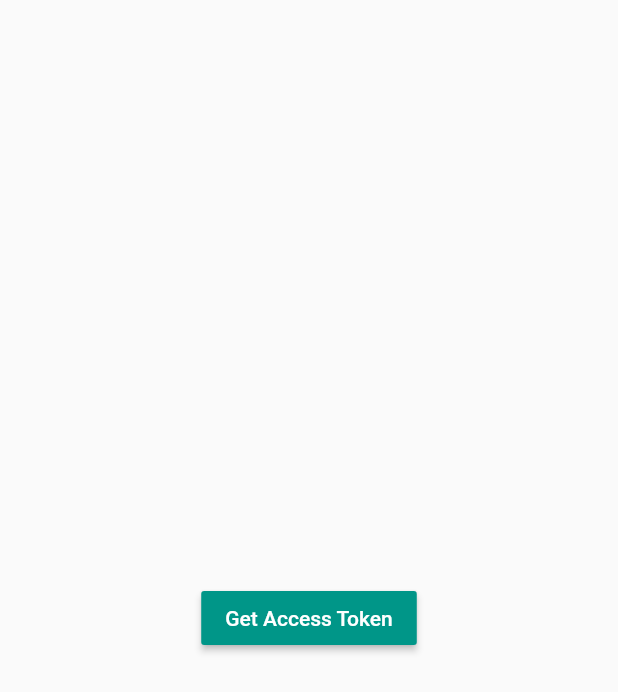
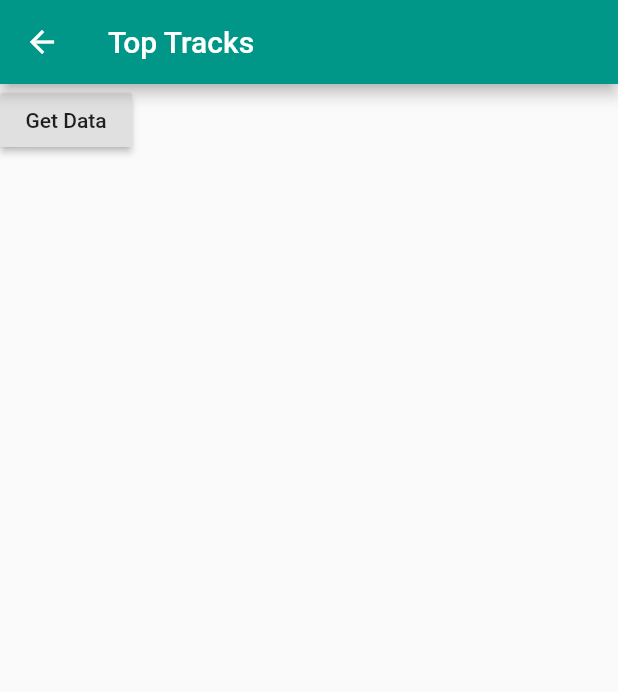
Before and after one commit to shrutigandhi-06/spotify_authorization, a Flutter app: the Screen2 screen opened by its route, after a tap on "Get Access Token", on a phone screen of 412 x 824 dp. Shown: the top 692 px of the screen. Run offline on Flutter 3.47's test engine with Material 2 defaults, Android fonts, the phone set to English and light mode, and no system bars; missing offline and left inert: flutter_webview_plugin.

Commit message:
spotify data retrieved

```diff
--- a/lib/accessToken.dart
+++ b/lib/accessToken.dart
@@ -1,7 +1,9 @@
 import 'dart:convert';
 import 'package:http/http.dart' as http;
+import 'top_tracks.dart';
 import 'main.dart';
 
+var access_token;
 void getAccessToken() async {
   print('Code in access token:' + code);
 
@@ -25,5 +27,8 @@ void getAccessToken() async {
   if (res.statusCode != 200)
     throw Exception('http.post error: statusCode= ${res.statusCode}');
 
+  access_token = json.decode(res.body);
+
   print(res.body);
+  print(access_token['access_token']);
 }
--- a/lib/main.dart
+++ b/lib/main.dart
@@ -2,7 +2,9 @@ import 'dart:async';
 import 'package:flutter/material.dart';
 import 'package:flutter_webview_plugin/flutter_webview_plugin.dart';
 import 'package:http/http.dart' as http;
+import 'package:webview_url/top_tracks.dart';
 import 'screen2.dart';
+import 'top_tracks.dart';
 
 String code;
 void main() {
@@ -19,6 +21,7 @@ class MyApp extends StatelessWidget {
       routes: {
         //'/': (context) => MyHomePage(),
         '/screen2': (context) => Screen2(),
+        '/screen3': (context) => TopTracks(),
       },
     );
   }
@@ -70,7 +73,7 @@ class _MyHomePageState extends State<MyHomePage> {
     return WebviewScaffold(
       key: scaffoldKey,
       url:
-          'https://accounts.spotify.com/authorize?client_id=5a9756f5bf2d45398a737632c8aa867b&response_type=code&redirect_uri=https://musically-mine.000webhostapp.com/index.php&scope=user-read-private%20user-read-email&show_dialog=true',
+          'https://accounts.spotify.com/authorize?client_id=5a9756f5bf2d45398a737632c8aa867b&response_type=code&redirect_uri=https://musically-mine.000webhostapp.com/index.php&scope=user-read-private%20user-read-email%20user-top-read&show_dialog=true',
       hidden: true,
       appBar:
           AppBar(backgroundColor: Colors.indigo, title: Text("Current Url")),
--- a/lib/screen2.dart
+++ b/lib/screen2.dart
@@ -12,6 +12,7 @@ class Screen2 extends StatelessWidget {
           color: Colors.teal,
           onPressed: () {
             getAccessToken();
+            Navigator.pushNamed(context, '/screen3');
           },
         ),
       ),
--- /dev/null
+++ b/lib/top_tracks.dart
@@ -0,0 +1,57 @@
+import 'dart:convert';
+import 'accessToken.dart';
+import 'package:flutter/material.dart';
+import 'package:http/http.dart' as http;
+
+class TopTracks extends StatefulWidget {
+  @override
+  _TopTracksState createState() => _TopTracksState();
+}
+
+class _TopTracksState extends State<TopTracks> {
+  @override
+  Widget build(BuildContext context) {
+    return Scaffold(
+      appBar: AppBar(
+        title: Text('Top Tracks'),
+        backgroundColor: Colors.teal,
+      ),
+      body: Container(
+        child: RaisedButton(
+          child: Text('Get Data'),
+          onPressed: () async {
+            await getTracks();
+          },
+        ),
+      ),
+    );
+  }
+}
+
+Future<void> getTracks() async {
+  var _accessToken = access_token['access_token'];
+  var headers = {
+    'Accept': 'application/json',
+    'Content-Type': 'application/json',
+    'Authorization': 'Bearer $_accessToken',
+  };
+
+  var params = {
+    'offset': '0',
+  };
+  var query = params.entries.map((p) => '${p.key}=${p.value}').join('&');
+
+  var res = await http.get('https://api.spotify.com/v1/me/top/tracks?$query',
+      headers: headers);
+  if (res.statusCode != 200)
+    throw Exception('http.get error: statusCode= ${res.statusCode}');
+
+  Map top_tracks = await json.decode(res.body.toString());
+  for (int i = 0; i < 20; i++) {
+    var artists_map = top_tracks['items'][i]['name'];
+
+    // artists_map = artists_map[i];
+    // artists_map = artists_map['name'];
+    print(artists_map.toString());
+  }
+}
```
